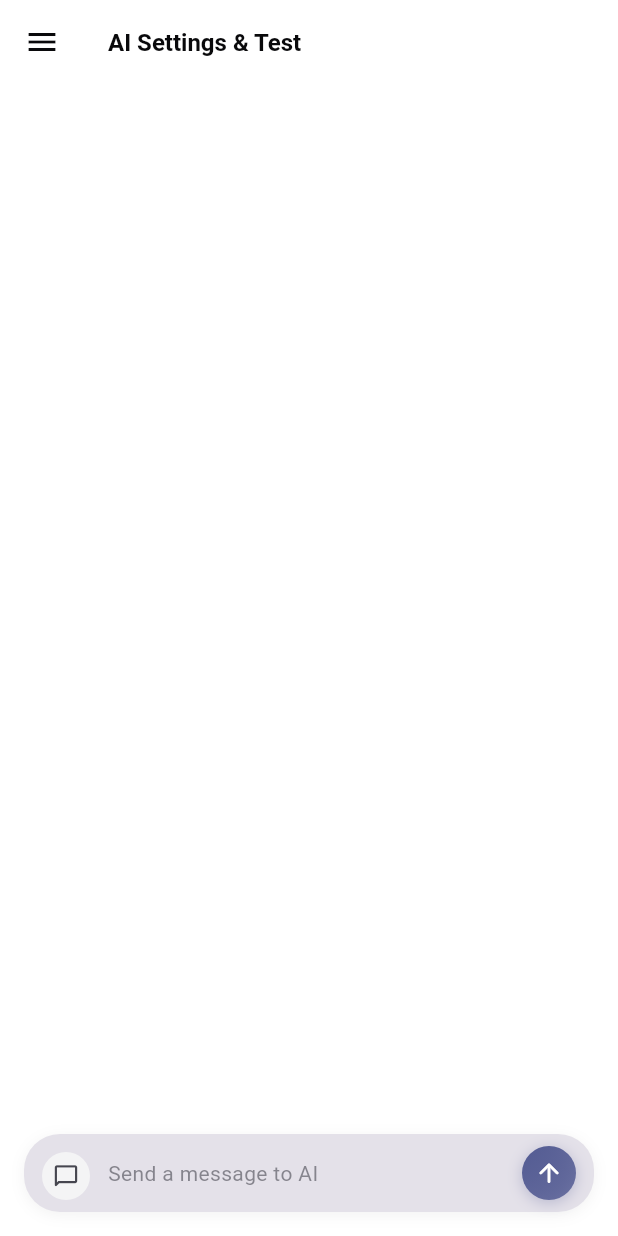
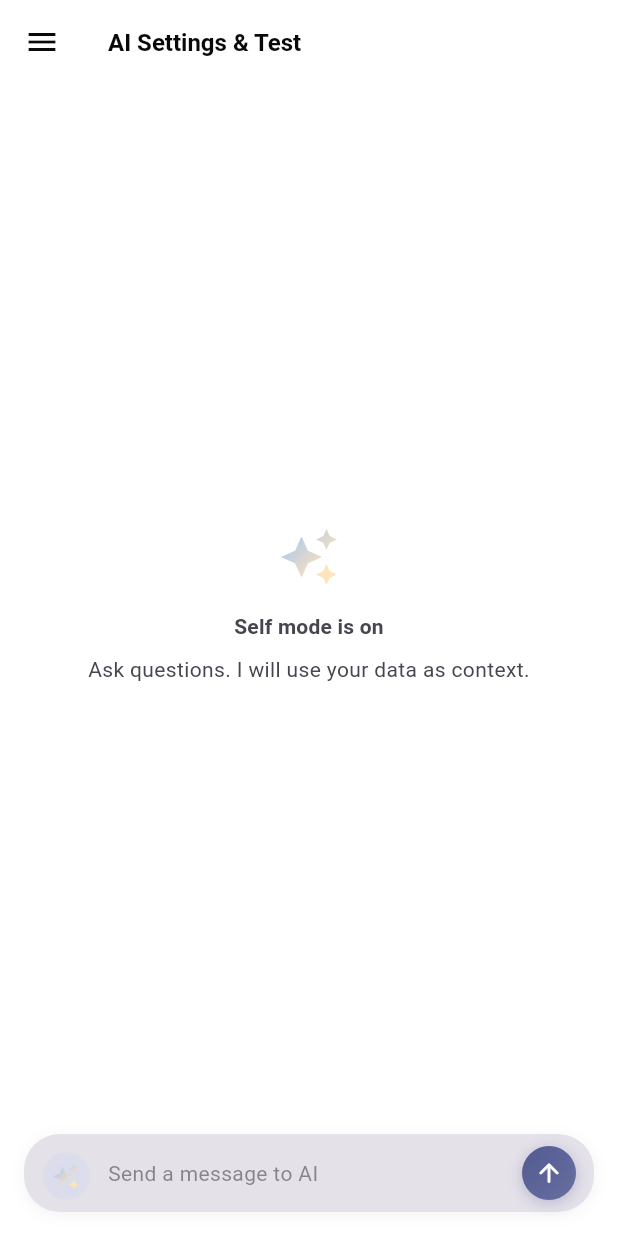
Before and after one commit to 2977094657/ScreenMemo, a Flutter app: the AISettingsPage screen opened directly, on a phone screen of 412 x 824 dp. Run offline on Flutter 3.47's test engine with Material 3 defaults, Android fonts, the phone set to English and light mode, and no system bars; our stand-ins replace file_picker, flutter_markdown, flutter_secure_storage, flutter_svg, permission_handler, photo_view and 3 more; missing offline and left inert: flutter_math_fork, gal, installed_apps, markdown; accounts and stored records are empty.

Commit message:
feat(ai): 自我模式默认开启，新增空态视觉与渐变图标
- _selfMode 默认 true
- 新增 _buildMagicIcon 与渐变/弥散光效果
- 移除重新生成按钮；统一强调色 onSurface/onSurfaceVariant

```diff
--- a/lib/pages/ai_settings_page.dart
+++ b/lib/pages/ai_settings_page.dart
@@ -1,4 +1,5 @@
 import 'dart:async';
+import 'dart:ui' as ui;
 import 'package:flutter/material.dart';
 import 'package:flutter_markdown/flutter_markdown.dart';
 import 'package:url_launcher/url_launcher.dart';
@@ -63,7 +64,7 @@ class _AISettingsPageState extends State<AISettingsPage> with SingleTickerProvid
 
   // ——— AI 交互样式与流式状态（仅影响本页 UI，不改动全局样式） ———
   // 自我模式：开启后走意图分析+上下文检索流程；关闭则为普通对话
-  bool _selfMode = false;
+  bool _selfMode = true;
   bool _deepThinking = false; // "深度思考"开关（先做样式，后续可接推理参数）
   bool _webSearch = false;    // "联网搜索"开关（先做样式，后续可接搜索参数）
   bool _inStreaming = false;  // 当前是否处于助手流式回复中（驱动"思考中"可视化）
@@ -140,6 +141,39 @@ class _AISettingsPageState extends State<AISettingsPage> with SingleTickerProvid
     );
   }
 
+  // —— Gemini 风蓝色系颜色（供图标/弥散光使用；明暗自适应） ——
+  List<Color> _geminiGradientColors(Brightness brightness) {
+    // 进一步提亮与增饱和：按“至少值”提升，避免乘法带来的变暗
+    Color tune(Color c, {double sMinLight = 0.98, double sMinDark = 0.96, double lMinLight = 0.80, double lMinDark = 0.72}) {
+      final h = HSLColor.fromColor(c);
+      final double sTarget = brightness == Brightness.dark ? sMinDark : sMinLight;
+      final double lTarget = brightness == Brightness.dark ? lMinDark : lMinLight;
+      final double s = (h.saturation < sTarget) ? sTarget : h.saturation;
+      final double l = (h.lightness < lTarget) ? lTarget : h.lightness;
+      return h.withSaturation(s).withLightness(l).toColor();
+    }
+    // 蓝色主调 + 黄色（去掉青色）
+    final Color c1 = tune(const Color(0xFF1F6FEB)); // 深蓝
+    final Color c2 = tune(const Color(0xFF3B82F6)); // 标准蓝
+    final Color c3 = tune(const Color(0xFF60A5FA)); // 浅蓝
+    final Color c4 = tune(const Color(0xFF7C83FF)); // 蓝紫
+    // 黄色单独进一步提亮，确保更“亮”更显眼
+    final Color cY = tune(const Color(0xFFF59E0B), lMinLight: 0.86, lMinDark: 0.76);
+    return [
+      c1,
+      Color.lerp(c1, c2, 0.5)!,
+      c2,
+      Color.lerp(c2, c3, 0.5)!,
+      c3,
+      Color.lerp(c3, c4, 0.5)!,
+      c4,
+      Color.lerp(c4, cY, 0.45)!,
+      cY,
+    ];
+  }
+
+  //（页面级渐变已移除，应用户要求）
+
   // —— 基于提供商表的对话上下文（chat 专用） ——
   AIProvider? _ctxChatProvider;
   String? _ctxChatModel;
@@ -153,7 +187,7 @@ class _AISettingsPageState extends State<AISettingsPage> with SingleTickerProvid
   // 输入框展开状态（默认单行，自适应随内容增高）
   bool _inputExpanded = false;
 
-  // 提供近期“仅用户消息”的文本，用于意图分析器判断是否续问
+  // 提供近期"仅用户消息"的文本，用于意图分析器判断是否续问
   List<String> _extractPreviousUserQueries({int maxCount = 3}) {
     if (_messages.isEmpty) return const <String>[];
     final List<String> out = <String>[];
@@ -1157,7 +1191,7 @@ Output exactly ONE JSON object with fields: apps[], categories[], timeline[], ke
                   );
                 }
               }
-              // 在首个 token 写入前插入“已复用上一轮上下文”提示（仅一次）
+              // 在首个 token 写入前插入"已复用上一轮上下文"提示（仅一次）
               if (_replaceAssistantContentOnNextToken && reuse) {
                 incoming = '（已复用上一轮上下文）\n\n' + incoming;
               }
@@ -1174,7 +1208,7 @@ Output exactly ONE JSON object with fields: apps[], categories[], timeline[], ke
           });
           _scheduleAutoScroll();
           }
-          // 成功路径：更新“上一轮”缓存
+          // 成功路径：更新"上一轮"缓存
           _lastCtxPack = ctxPack;
           _lastIntent = intent;
         } catch (e) {
@@ -1333,7 +1367,7 @@ Output exactly ONE JSON object with fields: apps[], categories[], timeline[], ke
             final List<AIMessage> toSave = List<AIMessage>.from(_messages);
             await _settings.saveChatHistoryActive(toSave);
           } catch (_) {}
-          // 成功路径：更新“上一轮”缓存
+          // 成功路径：更新"上一轮"缓存
           _lastCtxPack = ctxPack;
           _lastIntent = intent;
         } catch (e) {
@@ -1489,121 +1523,6 @@ Output exactly ONE JSON object with fields: apps[], categories[], timeline[], ke
       });
       _stopDots();
       UINotifier.info(context, AppLocalizations.of(context).requestStoppedInfo);
-    }
-  }
-
-  /// 重试指定索引处的助手消息：
-  /// - 不新增一条相同的用户消息；
-  /// - 直接重算并覆盖该助手消息内容（保留其 createdAt 以维持耗时统计准确）。
-  Future<void> _retryAssistantAt(int assistantIndex) async {
-    if (_sending) return;
-    if (assistantIndex < 0 || assistantIndex >= _messages.length) return;
-    final msg = _messages[assistantIndex];
-    if (msg.role != 'assistant' && msg.role != 'error') return;
-
-    // 找到与该助手消息对应的上一条用户消息
-    final prevUserIndex = assistantIndex > 0
-        ? _messages.sublist(0, assistantIndex).lastIndexWhere((e) => e.role == 'user')
-        : -1;
-    if (prevUserIndex < 0) {
-      UINotifier.error(context, AppLocalizations.of(context).operationFailed);
-      return;
-    }
-    final userText = _messages[prevUserIndex].content;
-
-    setState(() { _sending = true; });
-    try {
-      // 完全重试：清空当前会话历史，让这次重试成为第一条消息
-      await _settings.clearChatHistory();
-
-      if (_streamEnabled) {
-        // 进入流式重试：视觉与数据均从零开始，仅保留这条用户消息
-        setState(() {
-          _inStreaming = true;
-          _thinkingText = '';
-          _showThinkingContent = false;
-          _reasoningByIndex
-            ..clear();
-          _reasoningDurationByIndex
-            ..clear();
-          _messages = <AIMessage>[
-            AIMessage(role: 'user', content: userText),
-            AIMessage(role: 'assistant', content: '', createdAt: DateTime.now()),
-          ];
-          _currentAssistantIndex = 1; // 新的第一条助手消息索引
-        });
-        _startDots();
-        _scheduleAutoScroll();
-        _scheduleReasoningPreviewScroll();
-
-        final stream = _chat.sendMessageStreamedV2(userText);
-        await for (final evt in stream) {
-          if (!mounted) return;
-          if (evt.kind == 'reasoning') {
-            setState(() {
-              _thinkingText += evt.data;
-              final idx = _currentAssistantIndex;
-              if (idx != null) {
-                _reasoningByIndex[idx] = (_reasoningByIndex[idx] ?? '') + evt.data;
-              }
-            });
-            _scheduleAutoScroll();
-            _scheduleReasoningPreviewScroll();
-            continue;
-          }
-          setState(() {
-            final lastIdx = _currentAssistantIndex ?? 1;
-            final cur = _messages[lastIdx];
-            if (cur.role == 'assistant') {
-              final updated = AIMessage(
-                role: 'assistant',
-                content: cur.content + evt.data,
-                createdAt: cur.createdAt,
-              );
-              final newList = List<AIMessage>.from(_messages);
-              newList[lastIdx] = updated;
-              _messages = newList;
-            }
-          });
-          _scheduleAutoScroll();
-        }
-        if (mounted) {
-          setState(() {
-            _inStreaming = false;
-            final idx = _currentAssistantIndex ?? 1;
-            if (idx >= 0 && idx < _messages.length) {
-              // 重试时思考时间从0开始，因此这里记录从新的 createdAt 开始的耗时
-              _reasoningDurationByIndex[idx] = DateTime.now().difference(_messages[idx].createdAt);
-            }
-            _currentAssistantIndex = null;
-          });
-          _stopDots();
-          _scheduleAutoScroll();
-        }
-      } else {
-        final assistant = await _chat.sendMessage(userText);
-        if (!mounted) return;
-        setState(() {
-          _messages = <AIMessage>[
-            AIMessage(role: 'user', content: userText),
-            AIMessage(role: 'assistant', content: assistant.content, createdAt: DateTime.now()),
-          ];
-          _inStreaming = false;
-        });
-      }
-    } catch (e) {
-      if (!mounted) return;
-      setState(() {
-        _inStreaming = false;
-        _messages = <AIMessage>[
-          AIMessage(role: 'user', content: userText),
-          AIMessage(role: 'error', content: e.toString(), createdAt: DateTime.now()),
-        ];
-      });
-      _stopDots();
-      UINotifier.error(context, AppLocalizations.of(context).sendFailedWithError(e.toString()));
-    } finally {
-      if (mounted) setState(() { _sending = false; });
     }
   }
 
@@ -1722,7 +1641,7 @@ Output exactly ONE JSON object with fields: apps[], categories[], timeline[], ke
                               mainAxisSize: MainAxisSize.min,
                               children: [
                                 if (selected)
-                                  Icon(Icons.check_circle, color: Theme.of(c).colorScheme.primary),
+                                  Icon(Icons.check_circle, color: Theme.of(c).colorScheme.onSurface),
                                 const SizedBox(width: 8),
                                 IconButton(
                                   tooltip: AppLocalizations.of(context).actionDelete,
@@ -1876,7 +1795,7 @@ Output exactly ONE JSON object with fields: apps[], categories[], timeline[], ke
                               width: 20, height: 20,
                             ),
                             title: Text(m, style: Theme.of(c).textTheme.bodyMedium),
-                            trailing: selected ? Icon(Icons.check_circle, color: Theme.of(c).colorScheme.primary) : null,
+                            trailing: selected ? Icon(Icons.check_circle, color: Theme.of(c).colorScheme.onSurface) : null,
                             onTap: () async {
                               await _settings.setAIContextSelection(context: 'chat', providerId: p.id!, model: m);
                               if (mounted) {
@@ -1907,8 +1826,8 @@ Output exactly ONE JSON object with fields: apps[], categories[], timeline[], ke
     final String modelName = _ctxChatModel ?? '—';
     final TextStyle? underlined = theme.textTheme.labelSmall?.copyWith(
       decoration: TextDecoration.underline,
-      decorationColor: theme.colorScheme.primary.withOpacity(0.6),
-      color: theme.colorScheme.primary,
+      decorationColor: theme.colorScheme.onSurface.withOpacity(0.6),
+      color: theme.colorScheme.onSurface,
     );
     return Padding(
       padding: const EdgeInsets.symmetric(horizontal: AppTheme.spacing4),
@@ -1976,7 +1895,6 @@ Output exactly ONE JSON object with fields: apps[], categories[], timeline[], ke
 
     // 包裹全屏横向滑动手势（嵌入/独立模式均生效）
     final Widget body = _withDrawerSwipe(bodyCore);
-
     if (widget.embedded) {
       return body;
     }
@@ -1988,6 +1906,7 @@ Output exactly ONE JSON object with fields: apps[], categories[], timeline[], ke
       ),
       drawer: const AppSideDrawer(),
       drawerEnableOpenDragGesture: false, // 关闭默认边缘拖拽，改用自定义"任意位置"滑动
+      backgroundColor: Theme.of(context).scaffoldBackgroundColor,
       body: body,
     );
   }
@@ -2313,7 +2232,107 @@ Output exactly ONE JSON object with fields: apps[], categories[], timeline[], ke
     );
   }
 
+  // 魔法渐变图标（auto_awesome）
+  // withGlow=true 时在图标背后叠加弥散光（主色/次色）
+  Widget _buildMagicIcon({double size = 18, bool withGlow = false}) {
+    // 不使用主题主/次色，改为 Gemini 风蓝色系（避免主题色影响视觉）
+    final br = Theme.of(context).brightness;
+    LinearGradient _maskGradient(Rect bounds) {
+      final colors = _geminiGradientColors(br);
+      // 蓝 -> 黄，提升黄端占比与亮度感（通过倾斜 stops）
+      return LinearGradient(
+        begin: Alignment.topLeft,
+        end: Alignment.bottomRight,
+        colors: [colors[2], colors[8]],
+        stops: const [0.0, 0.75],
+      );
+    }
+
+    Widget _buildGradientGlowBackground(double iconSize) {
+      // 使用蓝色系圆形渐变，叠加模糊形成柔和弥散光，确保为圆形而非矩形
+      final double glowDiameter = iconSize * 3.0;
+      return SizedBox(
+        width: glowDiameter,
+        height: glowDiameter,
+        child: ClipOval(
+          child: ImageFiltered(
+            imageFilter: ui.ImageFilter.blur(
+              sigmaX: iconSize * 0.9,
+              sigmaY: iconSize * 0.9,
+            ),
+            child: DecoratedBox(
+              decoration: BoxDecoration(
+                gradient: RadialGradient(
+                  center: Alignment.center,
+                  radius: 0.85,
+                  colors: [
+                    _geminiGradientColors(br)[2].withOpacity(br == Brightness.dark ? 0.42 : 0.52),
+                    _geminiGradientColors(br)[5].withOpacity(0.0),
+                  ],
+                  stops: const [0.0, 1.0],
+                ),
+              ),
+            ),
+          ),
+        ),
+      );
+    }
+    // 使用蓝色系 ShaderMask 渐变方案，显式设置白色避免 IconTheme 重新上色
+    final Widget gradientIcon = ShaderMask(
+      shaderCallback: (Rect bounds) => _maskGradient(bounds).createShader(bounds),
+      blendMode: BlendMode.srcIn,
+      child: Icon(Icons.auto_awesome, size: size, color: Colors.white),
+    );
+    if (!withGlow) return gradientIcon;
+    // 使用渐变+模糊的柔光背景，替代主题色 BoxShadow，确保与菜单第三项一致的渐变观感
+    return Stack(
+      alignment: Alignment.center,
+      children: [
+        _buildGradientGlowBackground(size),
+        gradientIcon,
+      ],
+    );
+  }
+
   Widget _buildChatList() {
+    if (_messages.isEmpty) {
+      final l10n = AppLocalizations.of(context);
+      final String title = _selfMode ? l10n.aiEmptySelfTitle : l10n.aiEmptyDirectTitle;
+      final String subtitle = _selfMode ? l10n.aiEmptySelfSubtitle : l10n.aiEmptyDirectSubtitle;
+      try { FlutterLogger.nativeInfo('UI', 'ChatEmpty: self='+(_selfMode ? '1' : '0')+' useGradientGlow=1'); } catch (_) {}
+      return Center(
+        child: Column(
+          mainAxisAlignment: MainAxisAlignment.center,
+          children: [
+            // 自我模式：魔法图标；普通模式：默认颜色的聊天图标（非渐变）
+            _selfMode
+                ? _buildMagicIcon(size: 40, withGlow: false)
+                : Icon(
+                    Icons.chat_bubble_outline_rounded,
+                    size: 40,
+                    color: Theme.of(context).colorScheme.onSurfaceVariant,
+                  ),
+            const SizedBox(height: AppTheme.spacing4),
+            Text(
+              title,
+              style: Theme.of(context).textTheme.titleMedium?.copyWith(
+                    color: Theme.of(context).colorScheme.onSurfaceVariant,
+                    fontWeight: FontWeight.w600,
+                  ),
+              textAlign: TextAlign.center,
+            ),
+            const SizedBox(height: AppTheme.spacing2),
+            Text(
+              subtitle,
+              style: Theme.of(context).textTheme.bodyMedium?.copyWith(
+                    color: Theme.of(context).colorScheme.onSurfaceVariant,
+                  ),
+              textAlign: TextAlign.center,
+            ),
+          ],
+        ),
+      );
+    }
     return ListView.builder(
       controller: _chatScrollController,
       itemCount: _messages.length,
@@ -2545,20 +2564,7 @@ Output exactly ONE JSON object with fields: apps[], categories[], timeline[], ke
                   ),
                   const SizedBox(width: 4),
                   // 重新生成（仅对助手消息提供）
-                  if (!isUser)
-                    IconButton(
-                      onPressed: _sending ? null : () async {
-                        await _retryAssistantAt(index);
-                      },
-                      constraints: const BoxConstraints.tightFor(width: 24, height: 24),
-                      padding: const EdgeInsets.all(0),
-                      visualDensity: const VisualDensity(horizontal: -4, vertical: -4),
-                      splashRadius: 16,
-                      iconSize: 16,
-                      color: Theme.of(context).colorScheme.onSurfaceVariant.withOpacity(0.8),
-                      icon: const Icon(Icons.refresh_rounded),
-                      tooltip: AppLocalizations.of(context).actionRegenerate,
-                    ),
+                  // 移除"重试/重新生成"功能
                   ],
                 ),
               ),
@@ -2827,11 +2833,9 @@ Output exactly ONE JSON object with fields: apps[], categories[], timeline[], ke
             Container(
               width: 32,
               height: 32,
-              decoration: BoxDecoration(
+              decoration: const BoxDecoration(
                 shape: BoxShape.circle,
-                color: _selfMode
-                    ? theme.colorScheme.primary.withOpacity(0.12)
-                    : theme.colorScheme.surfaceVariant,
+                color: Colors.transparent,
               ),
               child: Material(
                 color: Colors.transparent,
@@ -2852,11 +2856,13 @@ Output exactly ONE JSON object with fields: apps[], categories[], timeline[], ke
                     }
                   },
                   child: Center(
-                    child: Icon(
-                      _selfMode ? Icons.person_rounded : Icons.chat_bubble_outline_rounded,
-                      size: 18,
-                      color: _selfMode ? theme.colorScheme.primary : theme.colorScheme.onSurfaceVariant,
-                    ),
+                    child: _selfMode
+                        ? _buildMagicIcon(size: 18, withGlow: true)
+                        : Icon(
+                            Icons.chat_bubble_outline_rounded,
+                            size: 18,
+                            color: theme.colorScheme.onSurfaceVariant,
+                          ),
                   ),
                 ),
               ),
@@ -2946,15 +2952,10 @@ Output exactly ONE JSON object with fields: apps[], categories[], timeline[], ke
         ),
       );
 
-    // 自我模式：使用渐变边框与流光；普通模式：不使用渐变框
-    if (_selfMode) {
-      return _ShimmerBorder(
-        active: _inStreaming,
-        child: barInner,
-      );
-    } else {
-      return barInner;
-    }
+    // 自我模式：普通边框；在流式时叠加"流光"效果；普通模式：不叠加
+    return _selfMode
+        ? _ShimmerBorder(active: _inStreaming, child: barInner)
+        : barInner;
   }
 
 
@@ -3117,7 +3118,7 @@ class _ShimmerBorderState extends State<_ShimmerBorder> with SingleTickerProvide
   late final AnimationController _controller;
 
   static const double _kBorderRadius = 24.0;
-  static const double _kBorderWidth = 2.0;
+  static const double _kBorderWidth = 1.25; // 视觉宽度≈1.5（strokeWidth = 1.25 * 1.2）
 
   @override
   void initState() {
@@ -3165,17 +3166,8 @@ class _ShimmerBorderState extends State<_ShimmerBorder> with SingleTickerProvide
       stops: const [0.0, 0.25, 0.5, 0.75, 1.0],
     );
 
-    if (!widget.active) {
-      // 静态彩色渐变边框（无动画）
-      return Container(
-        decoration: BoxDecoration(
-          borderRadius: BorderRadius.circular(_kBorderRadius),
-          gradient: staticGradient,
-        ),
-        padding: const EdgeInsets.all(_kBorderWidth),
-        child: widget.child,
-      );
-    }
+    // 非激活态：不再包一层渐变容器，避免尺寸变化；仅返回 child
+    if (!widget.active) return widget.child;
 
     // 流光动画边框（叠加高亮，不替换静态渐变）
     return AnimatedBuilder(
@@ -3183,38 +3175,29 @@ class _ShimmerBorderState extends State<_ShimmerBorder> with SingleTickerProvide
       builder: (context, _) {
         final angle = _controller.value * 6.283185307179586; // 2π
 
-        // 流光高亮（透明度较高，作为叠加层）
+        // 流光高亮：去掉灰色拖尾，仅保留彩色高亮，并以透明-彩色-透明的方式过渡
         final sweep = SweepGradient(
           center: Alignment.center,
           colors: const [
-            Color(0x004285F4),
-            Color(0x334285F4),
-            Color(0x6600BCD4),
-            Color(0xAA00E5FF),
-            Color(0xFF4285F4),
-            Color(0xFF9B72F2),
-            Color(0xFFD946EF),
-            Color(0xFFFF6B9D),
-            Color(0xFFFBBC04),
-            Color(0xAAFFA726),
-            Color(0x334285F4),
-            Color(0x004285F4),
+            Color(0x00FFFFFF), // 完全透明开始（透明白，避免黑色伪影）
+            Color(0x00FFFFFF),
+            Color(0xFF4285F4), // 蓝
+            Color(0xFF9B72F2), // 紫
+            Color(0xFFD946EF), // 品红
+            Color(0xFFFF6B9D), // 粉
+            Color(0xFFFBBC04), // 金
+            Color(0x00FFFFFF), // 透明收尾（透明白）
+            Color(0x00FFFFFF),
           ],
-          stops: const [0.00, 0.35, 0.40, 0.45, 0.50, 0.55, 0.60, 0.65, 0.70, 0.75, 0.80, 1.00],
+          stops: const [0.00, 0.30, 0.40, 0.50, 0.58, 0.66, 0.74, 0.85, 1.00],
           transform: GradientRotation(angle),
         );
 
-        // 底层：静态渐变边框；顶层：仅在边框区域绘制的流光高亮
+        // 仅作为叠加层绘制流光高亮，不改变 child 尺寸
         return Stack(
           children: [
-            Container(
-              decoration: BoxDecoration(
-                borderRadius: BorderRadius.circular(_kBorderRadius),
-                gradient: staticGradient,
-              ),
-              padding: const EdgeInsets.all(_kBorderWidth),
-              child: widget.child,
-            ),
+            // 底层直接是 child
+            widget.child,
             // 仅裁剪到"边框环形区域"的流光叠加层
             Positioned.fill(
               child: IgnorePointer(
@@ -3341,3 +3324,46 @@ MarkdownStyleSheet _mdStyle(BuildContext context) {
   _cachedMdStyle = ns;
   return ns;
 }
+
+// 自绘渐变 Icon，避免被主题色覆盖
+class _GradientIconPainter extends CustomPainter {
+  final List<Color> colors;
+  final IconData icon;
+  _GradientIconPainter({required this.colors, required this.icon});
+
+  @override
+  void paint(Canvas canvas, Size size) {
+    final textPainter = TextPainter(
+      text: TextSpan(
+        text: String.fromCharCode(icon.codePoint),
+        style: TextStyle(
+          fontSize: size.height,
+          fontFamily: icon.fontFamily,
+          package: icon.fontPackage,
+        ),
+      ),
+      textDirection: ui.TextDirection.ltr,
+    )..layout();
+
+    final offset = Offset((size.width - textPainter.width) / 2, (size.height - textPainter.height) / 2);
+    final rect = Offset.zero & size;
+    final paint = Paint()
+      ..shader = LinearGradient(
+        begin: Alignment.topLeft,
+        end: Alignment.bottomRight,
+        colors: colors,
+      ).createShader(rect)
+      ..blendMode = BlendMode.srcIn;
+
+    // 先绘制到图层，随后用渐变混合
+    canvas.saveLayer(rect, Paint());
+    textPainter.paint(canvas, offset);
+    canvas.drawRect(rect, paint);
+    canvas.restore();
+  }
+
+  @override
+  bool shouldRepaint(covariant _GradientIconPainter oldDelegate) {
+    return oldDelegate.colors != colors || oldDelegate.icon != icon;
+  }
+}
```
